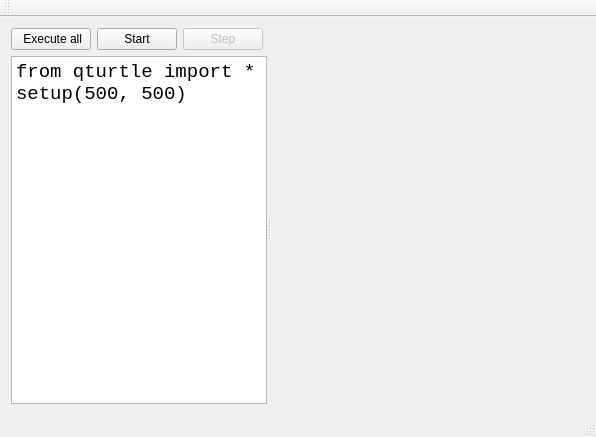
This is gui/MainWindow.ui in maciekgajewski/the-snake-and-the-turtle as Qt 5 draws it before an edit. The edited form follows.
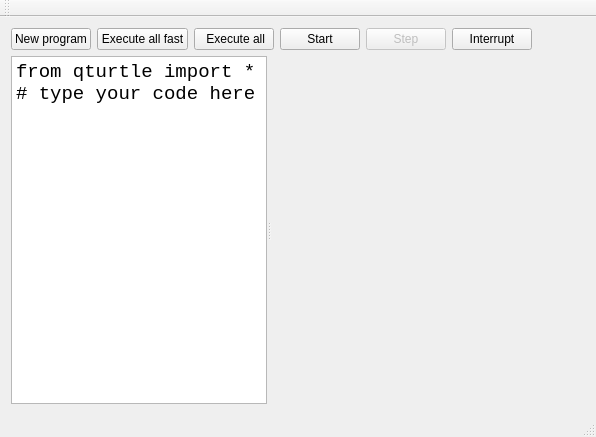
This is the edited form. Custom widgets are drawn as their Qt base class.

Diff of the .ui file:
```diff
--- a/gui/MainWindow.ui
+++ b/gui/MainWindow.ui
@@ -17,6 +17,20 @@
    <layout class="QVBoxLayout" name="verticalLayout">
     <item>
      <layout class="QHBoxLayout" name="horizontalLayout">
+      <item>
+       <widget class="QPushButton" name="mButtonNew">
+        <property name="text">
+         <string>New program</string>
+        </property>
+       </widget>
+      </item>
+      <item>
+       <widget class="QPushButton" name="executeAllFastButton">
+        <property name="text">
+         <string>Execute all fast</string>
+        </property>
+       </widget>
+      </item>
       <item>
        <widget class="QPushButton" name="executeAllButton">
         <property name="text">
@@ -41,6 +55,13 @@
         </property>
        </widget>
       </item>
+      <item>
+       <widget class="QPushButton" name="interruptButton">
+        <property name="text">
+         <string>Interrupt</string>
+        </property>
+       </widget>
+      </item>
       <item>
        <spacer name="horizontalSpacer">
         <property name="orientation">
@@ -85,7 +106,7 @@
        </property>
        <property name="plainText">
         <string>from qturtle import *
-setup(500, 500)</string>
+# type your code here</string>
        </property>
       </widget>
       <widget class="QWidget" name="sceneContainer" native="true">
```
